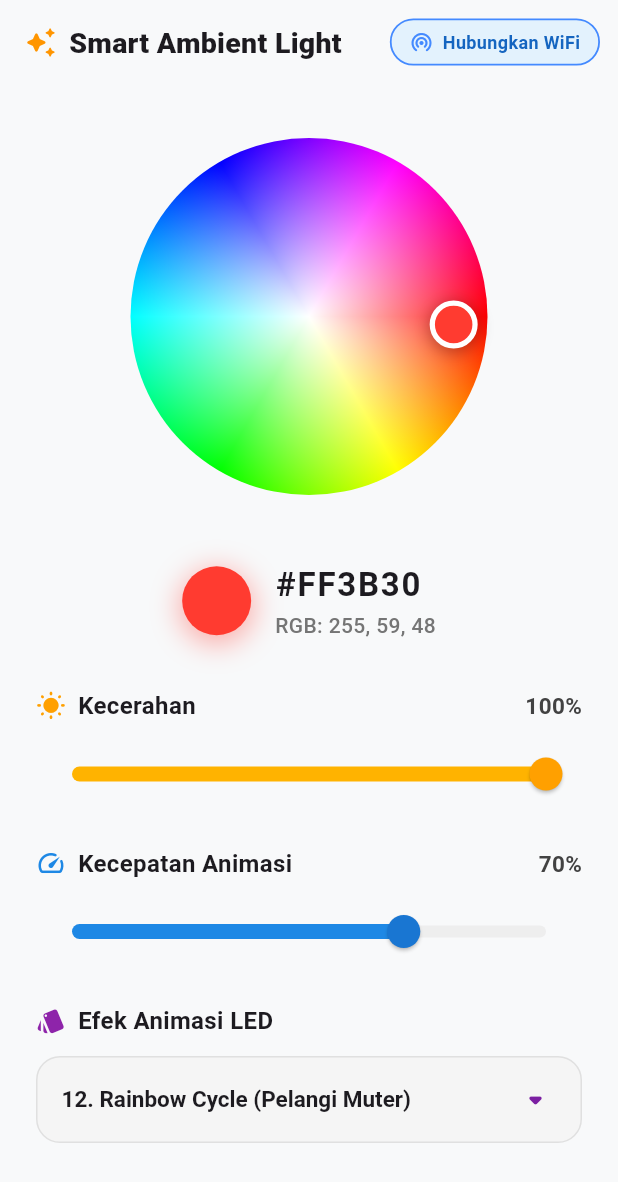
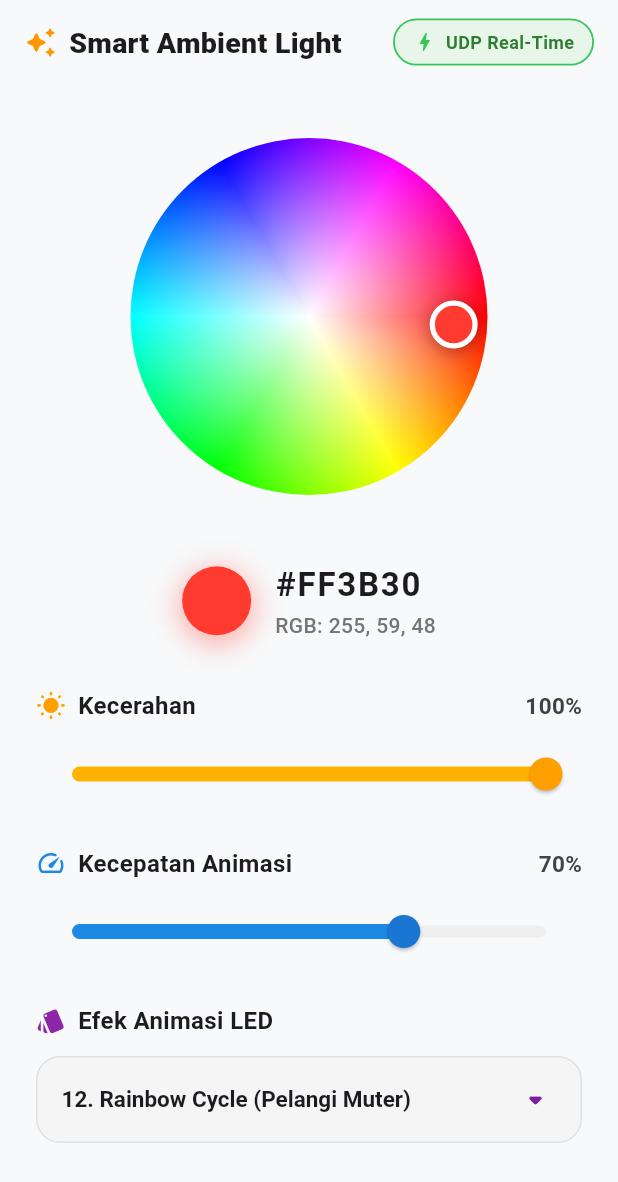
Before and after one commit to nh-hadi/rgb_light, a Flutter app: the screen it shows after launch, on a phone screen of 412 x 824 dp. Shown: the top 1182 px of the screen. Run offline on Flutter 3.47's test engine with Material 3 defaults, Android fonts, the light colour scheme and no system bars.

Commit message:
feat: Migrasi arsitektur dari WebSocket ke UDP Real-Time Port 8888

```diff
--- a/lib/main.dart
+++ b/lib/main.dart
@@ -1,7 +1,7 @@
 import 'dart:math' as math;
 import 'package:flutter/material.dart';
 
-import 'esp_websocket_service.dart';
+import 'esp_udp_service.dart';
 import 'ws2812fx_modes.dart';
 
 void main() {
@@ -46,29 +46,18 @@ class _ColorControlScreenState extends State<ColorControlScreen> {
   // Default Mode ke Mode 12 (Rainbow Cycle)
   WS2812FXMode _selectedMode = kWS2812FXModes[12];
 
-  final EspWebSocketService _espService = EspWebSocketService();
+  final EspUdpService _udpService = EspUdpService();
 
   @override
   void initState() {
     super.initState();
-    _espService.connect();
+    _udpService.init();
   }
 
   @override
   void dispose() {
-    _espService.dispose();
+    _udpService.dispose();
     super.dispose();
-  }
-
-  void _triggerManualConnect() {
-    ScaffoldMessenger.of(context).hideCurrentSnackBar();
-    ScaffoldMessenger.of(context).showSnackBar(
-      const SnackBar(
-        content: Text('Mencoba menghubungkan ke WiFi AP ESP8266 (192.168.4.1)...'),
-        duration: Duration(seconds: 2),
-      ),
-    );
-    _espService.forceReconnect();
   }
 
   int _calculateDelayMs(double percent) {
@@ -112,76 +101,39 @@ class _ColorControlScreenState extends State<ColorControlScreen> {
           ],
         ),
         actions: [
-          // TOMBOL KONEKSI WIFI TERINTEGRASI DI APPBAR
-          ValueListenableBuilder<EspConnectionState>(
-            valueListenable: _espService.connectionState,
-            builder: (context, state, child) {
-              final isConnected = state == EspConnectionState.connected;
-              final isConnecting = state == EspConnectionState.connecting;
-
-              return Padding(
-                padding: const EdgeInsets.only(right: 12.0),
-                child: Material(
-                  color: Colors.transparent,
-                  child: InkWell(
-                    borderRadius: BorderRadius.circular(20),
-                    onTap: _triggerManualConnect,
+          // BADGE STATUS UDP REAL-TIME (SELALU SIAP KIRIM INSTAN)
+          Padding(
+            padding: const EdgeInsets.only(right: 16.0),
             child: Container(
               padding: const EdgeInsets.symmetric(horizontal: 12, vertical: 6),
               decoration: BoxDecoration(
                 borderRadius: BorderRadius.circular(20),
-                        color: isConnected
-                            ? const Color(0xFFE8F5E9)
-                            : (isConnecting ? Colors.orange[50] : Colors.blue[50]),
+                color: const Color(0xFFE8F5E9),
                 border: Border.all(
-                          color: isConnected
-                              ? const Color(0xFF34C759)
-                              : (isConnecting ? Colors.orange : Colors.blueAccent),
+                  color: const Color(0xFF34C759),
                   width: 1.2,
                 ),
               ),
-                      child: Row(
+              child: const Row(
                 mainAxisSize: MainAxisSize.min,
                 children: [
-                          if (isConnecting)
-                            const SizedBox(
-                              width: 12,
-                              height: 12,
-                              child: CircularProgressIndicator(
-                                strokeWidth: 2,
-                                color: Colors.orange,
+                  Icon(
+                    Icons.bolt_rounded,
+                    size: 16,
+                    color: Color(0xFF34C759),
                   ),
-                            )
-                          else
-                            Icon(
-                              isConnected
-                                  ? Icons.wifi_rounded
-                                  : Icons.wifi_tethering_rounded,
-                              size: 16,
-                              color: isConnected
-                                  ? const Color(0xFF34C759)
-                                  : Colors.blueAccent,
-                            ),
-                          const SizedBox(width: 6),
+                  SizedBox(width: 6),
                   Text(
-                            isConnected
-                                ? 'Terhubung'
-                                : (isConnecting ? 'Menghubungkan...' : 'Hubungkan WiFi'),
+                    'UDP Real-Time',
                     style: TextStyle(
                       fontSize: 12,
                       fontWeight: FontWeight.bold,
-                              color: isConnected
-                                  ? const Color(0xFF2E7D32)
-                                  : (isConnecting ? Colors.orange[900] : Colors.blue[800]),
+                      color: Color(0xFF2E7D32),
                     ),
                   ),
                 ],
               ),
             ),
-                  ),
-                ),
-              );
-            },
           ),
         ],
       ),
@@ -202,10 +154,10 @@ class _ColorControlScreenState extends State<ColorControlScreen> {
                     setState(() {
                       _selectedColor = color;
                     });
-                    _espService.sendColor(color);
+                    _udpService.sendColor(color);
                   },
                   onColorEnd: (color) {
-                    _espService.sendColorDirect(color);
+                    _udpService.sendColorDirect(color);
                   },
                 ),
               ),
@@ -317,10 +269,10 @@ class _ColorControlScreenState extends State<ColorControlScreen> {
                         setState(() {
                           _brightness = val;
                         });
-                        _espService.sendBrightness(val.round());
+                        _udpService.sendBrightness(val.round());
                       },
                       onChangeEnd: (val) {
-                        _espService.sendBrightnessDirect(val.round());
+                        _udpService.sendBrightnessDirect(val.round());
                       },
                     ),
                   ),
@@ -385,11 +337,11 @@ class _ColorControlScreenState extends State<ColorControlScreen> {
                           _speedPercent = val;
                         });
                         final delayMs = _calculateDelayMs(val);
-                        _espService.sendSpeed(delayMs);
+                        _udpService.sendSpeed(delayMs);
                       },
                       onChangeEnd: (val) {
                         final delayMs = _calculateDelayMs(val);
-                        _espService.sendSpeedDirect(delayMs);
+                        _udpService.sendSpeedDirect(delayMs);
                       },
                     ),
                   ),
@@ -450,7 +402,7 @@ class _ColorControlScreenState extends State<ColorControlScreen> {
                             setState(() {
                               _selectedMode = mode;
                             });
-                            _espService.sendMode(mode.id);
+                            _udpService.sendMode(mode.id);
                           }
                         },
                       ),
```
Also changed, not shown: lib/esp_udp_service.dart (added, +97 -0 lines). Lines whose indentation alone changed are shown as unchanged.
